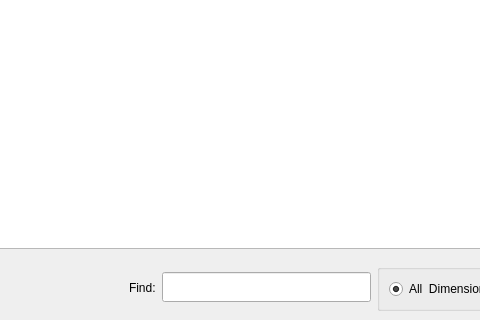
First picture: the form in src/dashboard.ui, repository KDE/khipu, before the edit; both pictures show x 89 to 569 and y 330 to 650 of the 701 by 650 pixel window.
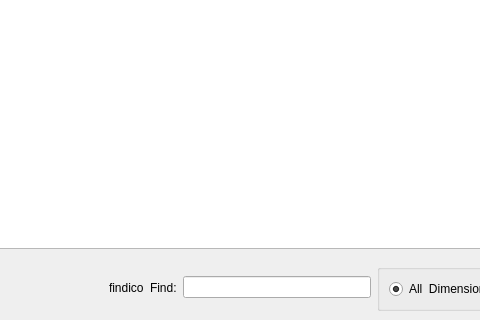
Second picture: the form after the edit. Icons and pictures are not drawn. Custom widgets are drawn as their Qt base class.

```diff
--- a/src/dashboard.ui
+++ b/src/dashboard.ui
@@ -10,6 +10,12 @@
     <height>650</height>
    </rect>
   </property>
+  <property name="sizePolicy">
+   <sizepolicy hsizetype="Expanding" vsizetype="Fixed">
+    <horstretch>0</horstretch>
+    <verstretch>0</verstretch>
+   </sizepolicy>
+  </property>
   <property name="windowTitle">
    <string>StackedWidget</string>
   </property>
@@ -255,6 +261,13 @@
         </property>
        </spacer>
       </item>
+      <item>
+       <widget class="QLabel" name="findIcon">
+        <property name="text">
+         <string>findico</string>
+        </property>
+       </widget>
+      </item>
       <item>
        <widget class="QLabel" name="label_3">
         <property name="text">
@@ -263,20 +276,7 @@
        </widget>
       </item>
       <item>
-       <widget class="KLineEdit" name="filterTextFunctions">
-        <property name="minimumSize">
-         <size>
-          <width>0</width>
-          <height>30</height>
-         </size>
-        </property>
-        <property name="maximumSize">
-         <size>
-          <width>16777215</width>
-          <height>30</height>
-         </size>
-        </property>
-       </widget>
+       <widget class="QLineEdit" name="filterTextFunctions"/>
       </item>
       <item>
        <widget class="KButtonGroup" name="filterDimensionsFunctions">
@@ -342,11 +342,6 @@
    <header>kbuttongroup.h</header>
    <container>1</container>
   </customwidget>
-  <customwidget>
-   <class>KLineEdit</class>
-   <extends>QLineEdit</extends>
-   <header>klineedit.h</header>
-  </customwidget>
   <customwidget>
    <class>PlotsView2D</class>
    <extends>QWidget</extends>
```
